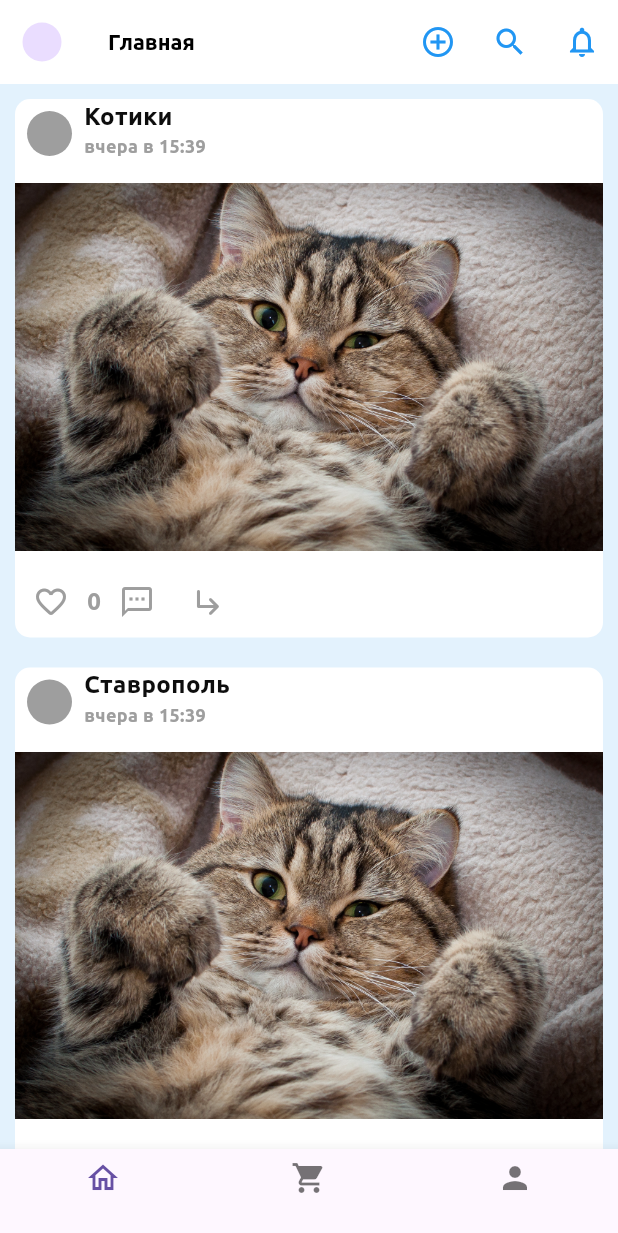
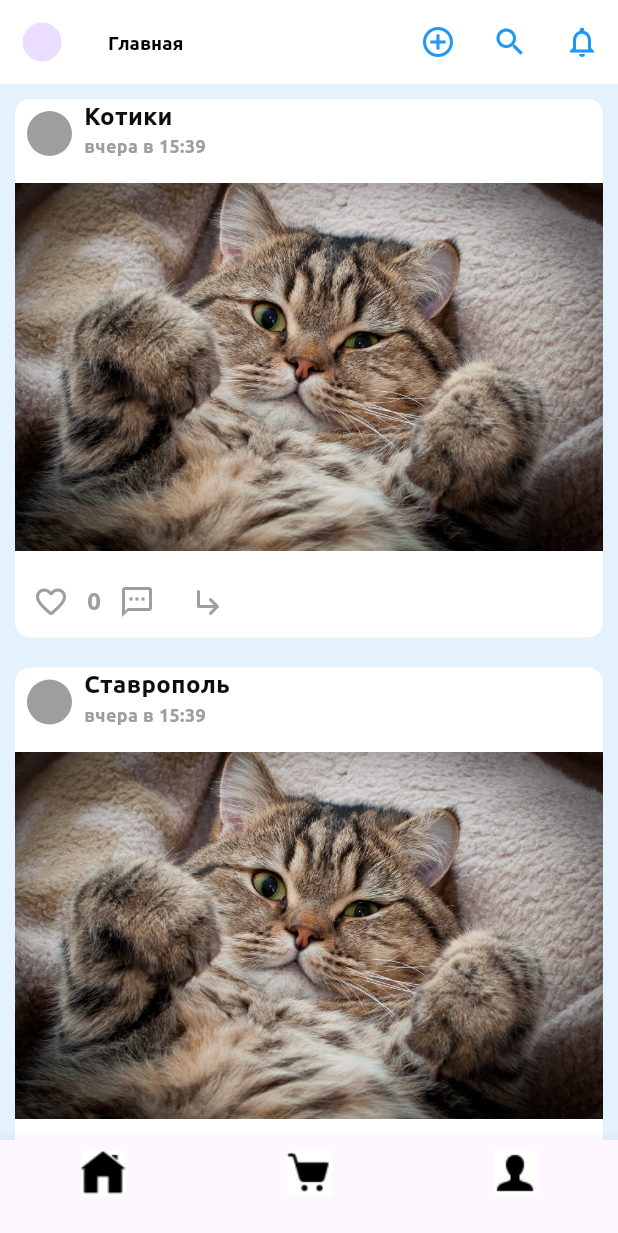
Before and after one commit to Juliiiis/VkTest, a Flutter app: the MainScreen screen opened by its route, on a phone screen of 412 x 824 dp. Shown: the top 1233 px of the screen. Run offline on Flutter 3.47's test engine with Material 3 defaults, Android fonts, the light colour scheme and no system bars; our stand-ins replace flutter_screenutil.

Commit message:
Верстка страницы авторизации

```diff
--- a/lib/features/auth/view/welcome_screen.dart
+++ b/lib/features/auth/view/welcome_screen.dart
@@ -3,7 +3,6 @@ import 'package:flutter_screenutil/flutter_screenutil.dart';
 import 'package:vk/features/auth/widgets/button_login.dart';
 import 'package:vk/features/auth/widgets/button_signup.dart';
 import 'package:vk/ui_kit/images/images.dart';
-import 'package:vk/ui_kit/tokens/colors/pet_colors.dart';
 
 class WelcomeScreen extends StatefulWidget {
   const WelcomeScreen({super.key});
@@ -16,9 +15,7 @@ class _WelcomeScreenState extends State<WelcomeScreen> {
   @override
   Widget build(BuildContext context) {
     return Scaffold(
-      backgroundColor: PetColors.background,
       appBar: AppBar(
-        backgroundColor: PetColors.background,
         title: Row(
           children: [
             SizedBox(
@@ -29,9 +26,8 @@ class _WelcomeScreenState extends State<WelcomeScreen> {
               ),
             ),
             SizedBox(width: 8.w),
-            Text(
+            const Text(
               'Happy Pet',
-              style: Theme.of(context).textTheme.titleSmall,
             ),
           ],
         ),
--- a/lib/features/auth/widgets/button_signup.dart
+++ b/lib/features/auth/widgets/button_signup.dart
@@ -11,9 +11,6 @@ class ButtonSignUp extends StatefulWidget {
 class _ButtonSignUpState extends State<ButtonSignUp> {
   @override
   Widget build(BuildContext context) {
-    return NormalButton.outlined(
-      title: 'SIGNUP',
-      onTap: () {},
-    );
+    return NormalButton.outlined(title: 'SIGNUP', onTap: () {});
   }
 }
--- a/lib/features/main_screen/main_screen.dart
+++ b/lib/features/main_screen/main_screen.dart
@@ -2,6 +2,7 @@ import 'package:flutter/material.dart';
 import 'package:vk/features/cart/cart.dart';
 import 'package:vk/features/home_page/home_page.dart';
 import 'package:vk/features/profile/profile_screen.dart';
+import 'package:vk/ui_kit/tokens/icons/pet_icons.dart';
 
 class MainScreen extends StatefulWidget {
   const MainScreen({super.key});
@@ -36,15 +37,15 @@ class _MainScreenState extends State<MainScreen> {
         type: BottomNavigationBarType.fixed,
         items: const [
           BottomNavigationBarItem(
-            icon: Icon(Icons.home_outlined),
+            icon: Image(image: PetIcons.home),
             label: '',
           ),
           BottomNavigationBarItem(
-            icon: Icon(Icons.shopping_cart),
+            icon: Image(image: PetIcons.shoppingCart),
             label: '',
           ),
           BottomNavigationBarItem(
-            icon: Icon(Icons.person),
+            icon: Image(image: PetIcons.person),
             label: '',
           ),
         ],
--- a/lib/ui_kit/images/images.dart
+++ b/lib/ui_kit/images/images.dart
@@ -6,4 +6,5 @@ abstract class Images{
   static const avatar = AssetImage('assets/images/avatar.jpg');
   static const pawLogo = AssetImage('assets/images/paw_logo.png');
   static const welcomeDog = AssetImage('assets/images/welcome_dog.png');
+  static const girlWithDog = AssetImage('assets/images/girl_with_dog.png');
 }
--- a/lib/ui_kit/tokens/icons/pet_icons.dart
+++ b/lib/ui_kit/tokens/icons/pet_icons.dart
@@ -1,3 +1,10 @@
-class PetIcons{
+import 'package:flutter/cupertino.dart';
 
+abstract class PetIcons{
+  static const email = AssetImage('assets/icons/mail.jpg');
+  static const password = AssetImage('assets/icons/password.jpg');
+  static const shoppingCart = AssetImage('assets/icons/shopping_cart.jpg');
+  static const home = AssetImage('assets/icons/home.jpg');
+  static const person = AssetImage('assets/icons/person.jpg');
+  static const backArrow = AssetImage('assets/icons/back_arrow.jpg');
 }
--- a/lib/ui_kit/tokens/theme/pet_theme.dart
+++ b/lib/ui_kit/tokens/theme/pet_theme.dart
@@ -5,7 +5,12 @@ import 'package:vk/ui_kit/tokens/typography/pet_typography.dart';
 
 class PetTheme {
   static final ThemeData theme = ThemeData(
+    appBarTheme: AppBarTheme(
+      backgroundColor: PetColors.background,
+      titleTextStyle: PetTypography.appBarTitle,
+    ),
     textTheme: PetTypography.textTheme,
+    scaffoldBackgroundColor: PetColors.background,
     buttonTheme: const ButtonThemeData(
       buttonColor: PetColors.button,
     ),
--- a/lib/ui_kit/tokens/typography/pet_typography.dart
+++ b/lib/ui_kit/tokens/typography/pet_typography.dart
@@ -40,11 +40,12 @@ class PetTypography{
       fontWeight: FontWeight.w500,
       color: PetColors.text,
     ),
-    titleSmall: TextStyle(
+  );
+
+  static TextStyle appBarTitle = TextStyle(
       fontSize: 13.sp,
       fontFamily: 'Ubuntu',
       fontWeight: FontWeight.bold,
-        color: PetColors.text,
-    ),
-  );
+      color: PetColors.text,
+    );
 }
--- a/pubspec.yaml
+++ b/pubspec.yaml
@@ -33,6 +33,7 @@ flutter:
   assets:
     - assets/images/
     - assets/fonts/
+    - assets/icons/
   fonts:
     - family: Poppins
       fonts:
```
Also changed, not shown: lib/features/auth/view/auth_screen.dart (+27 -3 lines), assets/icons/back_arrow.jpg (added), assets/icons/home.jpg (added), assets/icons/mail.jpg (added), assets/icons/password.jpg (added), assets/icons/person.jpg (added), assets/icons/shopping_cart.jpg (added), assets/images/girl_with_dog.jpg (added).
